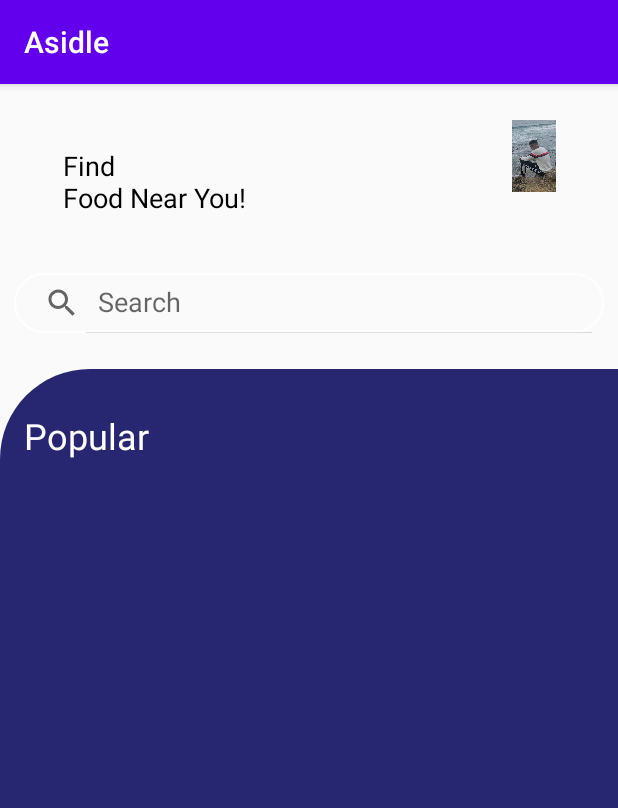
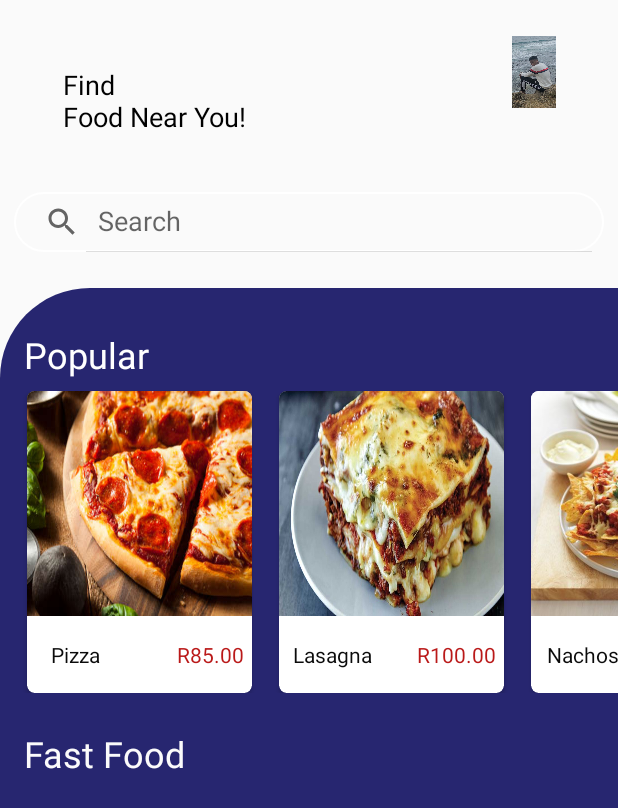
Before and after one commit to Sibo14/Asidle, an Android app: the screen it shows after launch (MainActivity), on a phone screen of 412 x 824 dp. Shown: the top 808 px of the screen. Run offline under Robolectric (Android 15) with nearby library versions, the phone set to English and light mode, and no system bars.

Commit message:
Start fast food

```diff
--- a/app/src/main/java/com/vogella/asidle/MainActivity.java
+++ b/app/src/main/java/com/vogella/asidle/MainActivity.java
@@ -1,14 +1,45 @@
 package com.vogella.asidle;
 
 import androidx.appcompat.app.AppCompatActivity;
+import androidx.recyclerview.widget.LinearLayoutManager;
+import androidx.recyclerview.widget.RecyclerView;
 
 import android.os.Bundle;
 
+import com.vogella.asidle.adapter.PopularFoodAdapter;
+import com.vogella.asidle.model.PopularFood;
+
+import java.util.ArrayList;
+import java.util.List;
+
 public class MainActivity extends AppCompatActivity {
 
+    RecyclerView popularRecycler;
+    PopularFoodAdapter popularFoodAdapter;
     @Override
     protected void onCreate(Bundle savedInstanceState) {
         super.onCreate(savedInstanceState);
         setContentView(R.layout.activity_main);
+
+        List<PopularFood> popularFoodList = new ArrayList<>();
+
+        popularFoodList.add(new PopularFood("Pizza", "R85.00",R.drawable.pizza));
+        popularFoodList.add(new PopularFood("Lasagna", "R100.00",R.drawable.lasagna));
+        popularFoodList.add(new PopularFood("Nachos", "R135.00",R.drawable.nachos));
+        popularFoodList.add(new PopularFood("Burger", "R60.00",R.drawable.burger));
+        popularFoodList.add(new PopularFood("Ribs", "R120.00",R.drawable.ribs));
+        popularFoodList.add(new PopularFood("Wings", "R55.00",R.drawable.wings));
+        popularFoodList.add(new PopularFood("Fish & Chips", "R85.00",R.drawable.fish));
+
+        setPopularRecycler(popularFoodList);
+    }
+
+    private void setPopularRecycler(List<PopularFood> popularFoodList){
+
+        popularRecycler = findViewById(R.id.popular_rcycler);
+        RecyclerView.LayoutManager layoutManager = new LinearLayoutManager(this,RecyclerView.HORIZONTAL,false);
+        popularRecycler.setLayoutManager(layoutManager);
+        popularFoodAdapter = new PopularFoodAdapter(this,popularFoodList);
+        popularRecycler.setAdapter(popularFoodAdapter);
     }
 }
--- a/app/src/main/java/com/vogella/asidle/adapter/PopularFoodAdapter.java
+++ b/app/src/main/java/com/vogella/asidle/adapter/PopularFoodAdapter.java
@@ -1,12 +1,16 @@
 package com.vogella.asidle.adapter;
 
 import android.content.Context;
+import android.view.LayoutInflater;
 import android.view.View;
 import android.view.ViewGroup;
+import android.widget.ImageView;
+import android.widget.TextView;
 
 import androidx.annotation.NonNull;
 import androidx.recyclerview.widget.RecyclerView;
 
+import com.vogella.asidle.R;
 import com.vogella.asidle.model.PopularFood;
 
 import java.util.List;
@@ -24,12 +28,16 @@ public class PopularFoodAdapter extends RecyclerView.Adapter<PopularFoodAdapter.
     @NonNull
     @Override
     public PopularFoodViewHolder onCreateViewHolder(@NonNull ViewGroup parent, int viewType) {
-        return null;
+        View view = LayoutInflater.from(context).inflate(R.layout.popular_food_row_item,parent,false);
+        return new PopularFoodViewHolder(view);
     }
 
     @Override
     public void onBindViewHolder(@NonNull PopularFoodViewHolder holder, int position) {
 
+        holder.foodImage.setImageResource(popularFoodList.get(position).getImageUrl());
+        holder.name.setText(popularFoodList.get(position).getName());
+        holder.price.setText(popularFoodList.get(position).getPrice());
     }
 
     @Override
@@ -39,8 +47,17 @@ public class PopularFoodAdapter extends RecyclerView.Adapter<PopularFoodAdapter.
 
     public static class PopularFoodViewHolder extends RecyclerView.ViewHolder{
 
+        ImageView foodImage;
+        TextView name,price;
+
         public PopularFoodViewHolder(@NonNull View itemView) {
             super(itemView);
+
+            foodImage = itemView.findViewById(R.id.food_images);
+            name = itemView.findViewById(R.id.name);
+            price = itemView.findViewById(R.id.price);
+
+
         }
     }
 }
--- a/app/src/main/res/layout/activity_main.xml
+++ b/app/src/main/res/layout/activity_main.xml
@@ -69,12 +69,33 @@
             app:layout_constraintTop_toTopOf="parent" />
 
         <androidx.recyclerview.widget.RecyclerView
+            android:id="@+id/popular_rcycler"
             android:layout_width="0dp"
             android:layout_height="wrap_content"
             android:layout_marginTop="8dp"
             app:layout_constraintEnd_toEndOf="parent"
             app:layout_constraintStart_toStartOf="parent"
             app:layout_constraintTop_toBottomOf="@+id/textView2" />
+
+        <TextView
+            android:id="@+id/textView3"
+            android:layout_width="wrap_content"
+            android:layout_height="wrap_content"
+            android:layout_marginStart="16dp"
+            android:layout_marginTop="24dp"
+            android:text="Fast Food"
+            android:textColor="#FBFBFB"
+            android:textSize="24sp"
+            app:layout_constraintStart_toStartOf="parent"
+            app:layout_constraintTop_toBottomOf="@+id/popular_rcycler" />
+
+        <androidx.recyclerview.widget.RecyclerView
+            android:layout_width="0dp"
+            android:layout_height="0dp"
+            app:layout_constraintBottom_toBottomOf="parent"
+            app:layout_constraintEnd_toEndOf="parent"
+            app:layout_constraintStart_toStartOf="parent"
+            app:layout_constraintTop_toBottomOf="@+id/textView3" />
     </androidx.constraintlayout.widget.ConstraintLayout>
 
 </androidx.constraintlayout.widget.ConstraintLayout>
--- a/app/src/main/res/layout/popular_food_row_item.xml
+++ b/app/src/main/res/layout/popular_food_row_item.xml
@@ -1,45 +1,51 @@
 <?xml version="1.0" encoding="utf-8"?>
 
-<androidx.cardview.widget.CardView xmlns:app="http://schemas.android.com/apk/res-auto"
+<androidx.cardview.widget.CardView xmlns:android="http://schemas.android.com/apk/res/android"
+    xmlns:app="http://schemas.android.com/apk/res-auto"
     xmlns:tools="http://schemas.android.com/tools"
-    android:layout_width="match_parent"
-    android:layout_height="match_parent"
-    xmlns:android="http://schemas.android.com/apk/res/android">
+    android:layout_width="wrap_content"
+    android:layout_height="wrap_content"
+    android:elevation="15dp"
+    app:cardCornerRadius="5dp"
+    android:layout_marginStart="18dp"
+    >
 
     <androidx.constraintlayout.widget.ConstraintLayout
         android:layout_width="wrap_content"
-        android:layout_height="match_parent">
+        android:layout_height="wrap_content">
 
         <ImageView
-            android:id="@+id/imageView2"
-            android:layout_width="163dp"
-            android:layout_height="175dp"
+            android:id="@+id/food_images"
+            android:layout_width="150dp"
+            android:layout_height="150dp"
             android:scaleType="fitXY"
             app:layout_constraintStart_toStartOf="parent"
             app:layout_constraintTop_toTopOf="parent"
             app:srcCompat="@drawable/pizza" />
 
         <TextView
-            android:id="@+id/textView3"
+            android:id="@+id/name"
             android:layout_width="wrap_content"
             android:layout_height="wrap_content"
             android:layout_marginTop="16dp"
-            android:text="TextView"
-            app:layout_constraintEnd_toStartOf="@+id/textView4"
+            android:layout_marginBottom="16dp"
+            android:text="Peperoni Pizza"
+            android:textColor="#0B0B0B"
+            app:layout_constraintBottom_toBottomOf="parent"
+            app:layout_constraintEnd_toStartOf="@+id/price"
             app:layout_constraintHorizontal_bias="0.241"
             app:layout_constraintStart_toStartOf="parent"
-            app:layout_constraintTop_toBottomOf="@+id/imageView2" />
+            app:layout_constraintTop_toBottomOf="@+id/food_images" />
 
         <TextView
-            android:id="@+id/textView4"
+            android:id="@+id/price"
             android:layout_width="wrap_content"
             android:layout_height="wrap_content"
-            android:layout_marginStart="28dp"
-            android:text="TextView"
-            app:layout_constraintBottom_toBottomOf="@+id/textView3"
-            app:layout_constraintStart_toEndOf="@+id/textView3"
-            app:layout_constraintTop_toTopOf="@+id/textView3"
-            app:layout_constraintVertical_bias="0.0" />
+            android:layout_marginEnd="5dp"
+            android:text="R85.00"
+            android:textColor="#BA1919"
+            app:layout_constraintEnd_toEndOf="parent"
+            app:layout_constraintTop_toTopOf="@+id/name" />
     </androidx.constraintlayout.widget.ConstraintLayout>
 
 </androidx.cardview.widget.CardView>
--- a/app/src/main/res/values/styles.xml
+++ b/app/src/main/res/values/styles.xml
@@ -1,6 +1,6 @@
 <resources>
     <!-- Base application theme. -->
-    <style name="AppTheme" parent="Theme.AppCompat.Light.DarkActionBar">
+    <style name="AppTheme" parent="Theme.AppCompat.Light.NoActionBar">
         <!-- Customize your theme here. -->
         <item name="colorPrimary">@color/colorPrimary</item>
         <item name="colorPrimaryDark">@color/colorPrimaryDark</item>
```
Also changed, not shown: app/src/main/res/drawable/burger.jpg (added), app/src/main/res/drawable/fish.jpg (added), app/src/main/res/drawable/lasagna.jpg (added), app/src/main/res/drawable/nachos.jpg (added), app/src/main/res/drawable/ribs.jpg (added), app/src/main/res/drawable/wings.jpeg (added).
